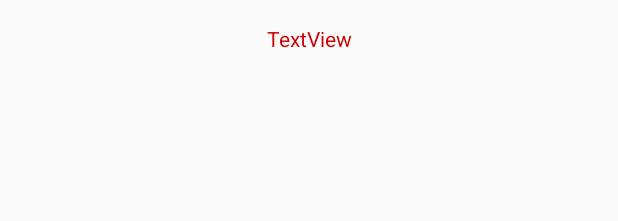
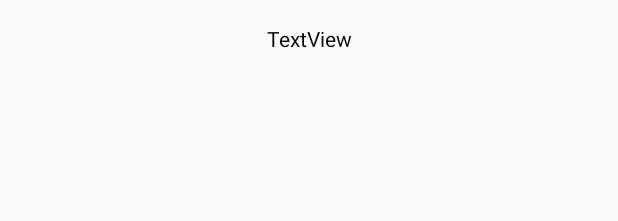
Before and after one commit to fairybu/JPWP-Projekt, an Android app: the layout activity_display_message.xml on its own in the app's theme, with its tools: preview values and no code run, on a phone screen of 412 x 824 dp. Shown: the top 221 px of the screen. Run offline under Robolectric (Android 15) with nearby library versions, the phone set to English and light mode, and no system bars.

```diff
--- a/app/src/main/res/layout/activity_display_message.xml
+++ b/app/src/main/res/layout/activity_display_message.xml
@@ -12,8 +12,9 @@
         android:layout_height="wrap_content"
         android:layout_marginTop="16dp"
         android:text="TextView"
-        android:textColor="@android:color/holo_red_dark"
+        android:textColor="@android:color/black"
         app:layout_constraintEnd_toEndOf="parent"
         app:layout_constraintStart_toStartOf="parent"
-        app:layout_constraintTop_toTopOf="parent" />
+        app:layout_constraintTop_toTopOf="parent"
+        tools:textSize="36sp" />
 </android.support.constraint.ConstraintLayout>
```
